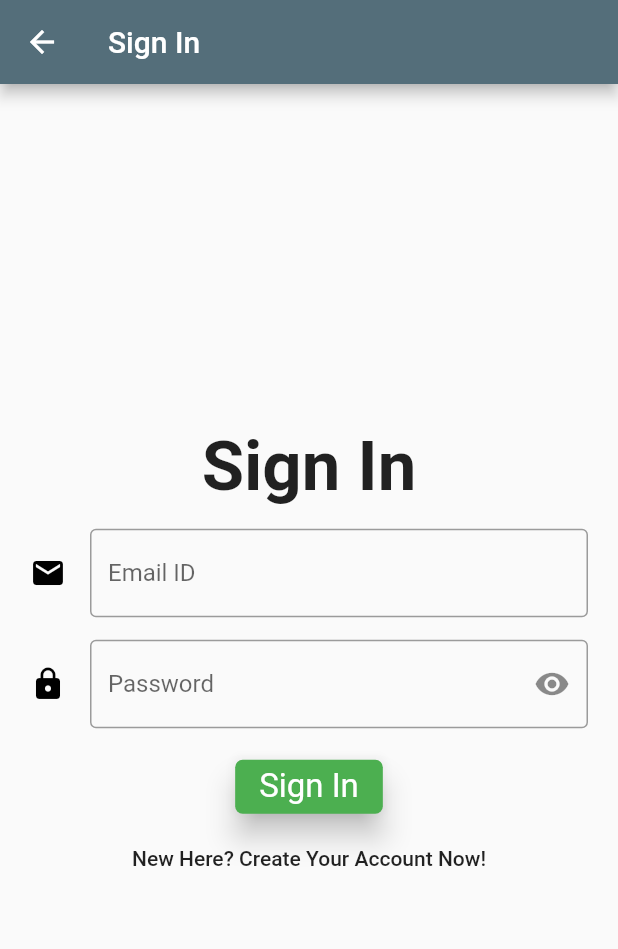
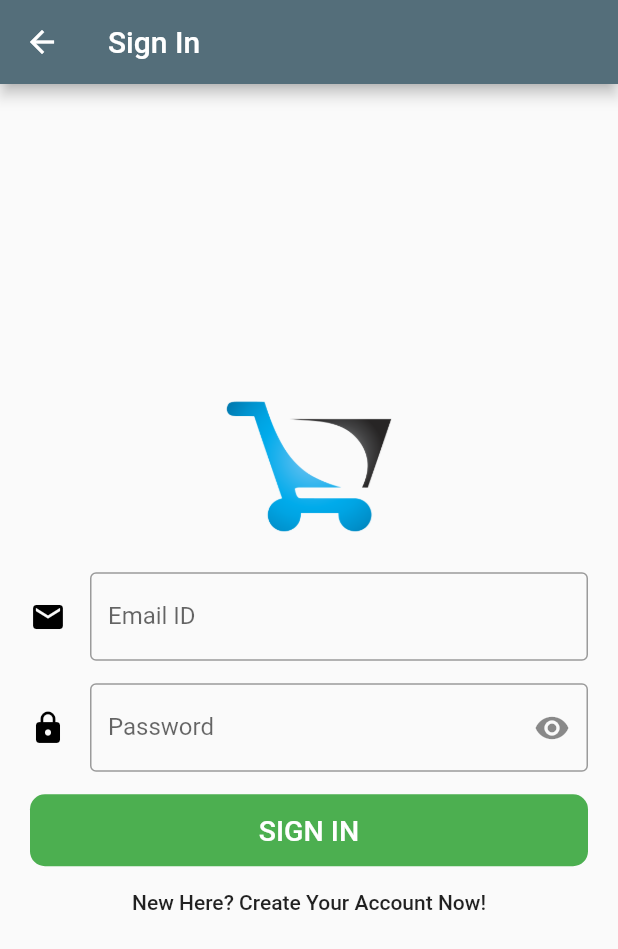
Before and after one commit to naseebbajracharya/flutter-online-store-app, a Flutter app: the LoginPage screen opened by its route, on a phone screen of 412 x 824 dp. Shown: the top 949 px of the screen. Run offline on Flutter 3.47's test engine with Material 2 defaults, Android fonts, the phone set to English and light mode, and no system bars; our stand-ins replace badges, carousel_pro, flutter_redux, redux, redux_thunk, shared_preferences; missing offline and left inert: redux_logging; accounts and stored records are empty.

Commit message:
changes in login-page

```diff
--- a/lib/pages/login_page.dart
+++ b/lib/pages/login_page.dart
@@ -18,7 +18,16 @@ class LoginPageState extends State<LoginPage>{
   String _email, _password;
 
   Widget _showTitle(){
-    return Text('Sign In', style: Theme.of(context).textTheme.headline);
+    // return Text('Sign In', style: Theme.of(context).textTheme.headline);
+    return Hero(
+      tag: 'hero',
+      child: CircleAvatar(
+      backgroundColor: Colors.transparent,
+      radius: 56.0,
+      child: Image.asset('images/logo.png'),
+
+    ),
+    );
   }
 
 
@@ -30,12 +39,14 @@ class LoginPageState extends State<LoginPage>{
                     onSaved: (val) => _email = val,
                     //Validation
                     validator: (val) => !val.contains('@') ? 'Email is invalid' : null,
+
                     decoration: InputDecoration(
+                      icon: Icon(Icons.email, color: Colors.black),
                       border: OutlineInputBorder(),
                       labelText: 'Email ID',
                       hintText: 'Enter Email',
 
-                      icon: Icon(Icons.email, color: Colors.black)
+                      //icon: Icon(Icons.email, color: Colors.black)
                     ),
                   ),);
   }
@@ -70,16 +81,26 @@ class LoginPageState extends State<LoginPage>{
                     padding: EdgeInsets.only(top:15.0),
                     child: Column(
                       children: <Widget>[
-                        _isSubmitting == true ? CircularProgressIndicator(valueColor: AlwaysStoppedAnimation(Colors.grey[50])): RaisedButton(
-                          child: Text('Sign In',
-                          style: Theme.of(context).textTheme.body1.copyWith(color:Colors.white)),
-                          elevation: 8.0,
-                          shape: RoundedRectangleBorder(
-                            borderRadius: BorderRadius.all(Radius.circular(5.0))
+                        _isSubmitting == true ? CircularProgressIndicator(valueColor: AlwaysStoppedAnimation(Theme.of(context).accentColor)): Material(
+                          borderRadius: BorderRadius.circular(10.0),
+                          color: Colors.green,
+                          elevation:0.0,
+                          child: MaterialButton(onPressed: _submit,
+                            minWidth: MediaQuery.of(context).size.width,
+                            child: Text("SIGN IN", textAlign: TextAlign.center,
+                             style: TextStyle(color: Colors.white, fontSize: 19, fontWeight: FontWeight.w500 ),
+                            ),
+
                           ),
-                          color: Colors.green,
-                          textColor: Colors.grey[50],
-                          onPressed: _submit
+                          // child: Text('Sign In',
+                          // style: Theme.of(context).textTheme.body1.copyWith(color:Colors.white)),
+                          // elevation: 1.0,
+                          // shape: RoundedRectangleBorder(
+                          //   borderRadius: BorderRadius.all(Radius.circular(1.0))
+                          // ),
+                          // color: Colors.green,
+                          // textColor: Colors.grey[50],
+                          // onPressed: _submit
                         ),
 
                     //For login redirects
@@ -88,9 +109,31 @@ class LoginPageState extends State<LoginPage>{
                       onPressed:() => Navigator.pushReplacementNamed(context, '/register')
                     )
                     ],
-                  )
+                  ),
+
                   );
+
+
   }
+
+  // Widget _showDemoBtn (){
+  //   return Padding(
+  //                   padding: const EdgeInsets.only(top:20.0),
+  //                   child: Material(
+  //                   borderRadius: BorderRadius.circular(10.0),
+  //                   color: Colors.red,
+  //                   elevation: 2.0,
+  //                   child: MaterialButton(onPressed:() => Navigator.pushReplacementNamed(context, '/register'),
+  //                     minWidth: MediaQuery.of(context).size.width,
+  //                     child: Text ("New Here? Create Your Account Now!", textAlign: TextAlign.center,
+  //                     style: TextStyle(color: Colors.white, fontSize: 15)
+
+  //                   ),
+
+  //                 )
+  //                 )
+  //                 );
+  // }
 
   void _submit(){
     final form = _formKey.currentState;
@@ -181,6 +224,8 @@ class LoginPageState extends State<LoginPage>{
 
                   //Register & Login Redirect Button
                   _showRegisterButton(),
+
+                  // _showDemoBtn()
                   ],
               ),
             ),
```
